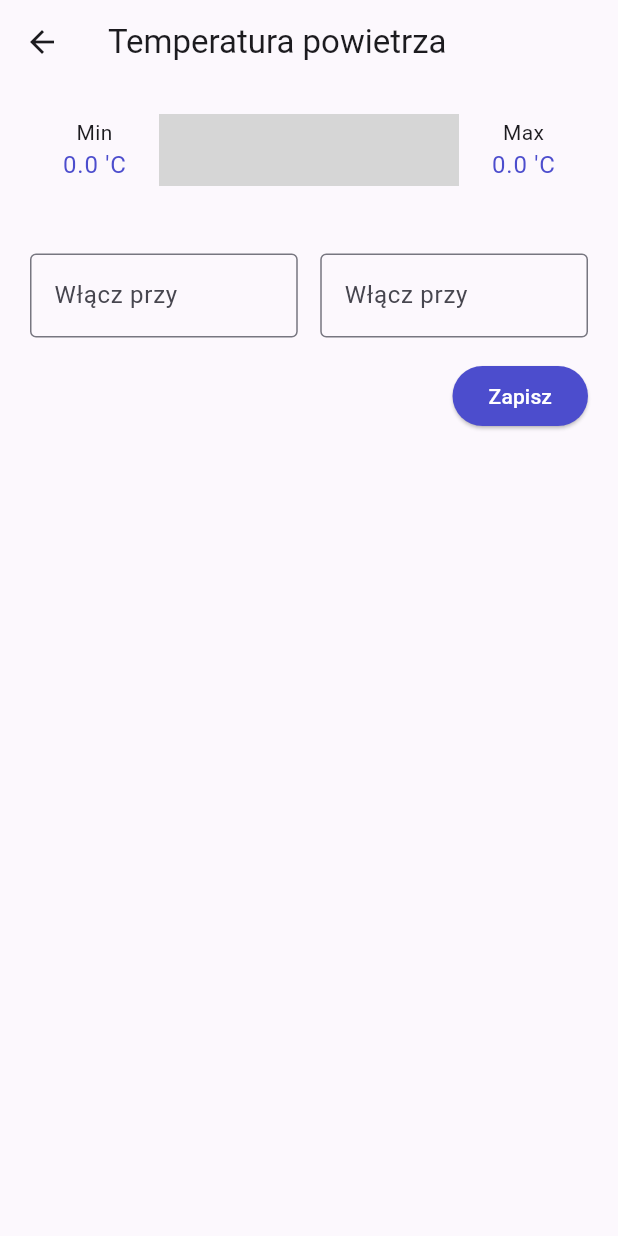
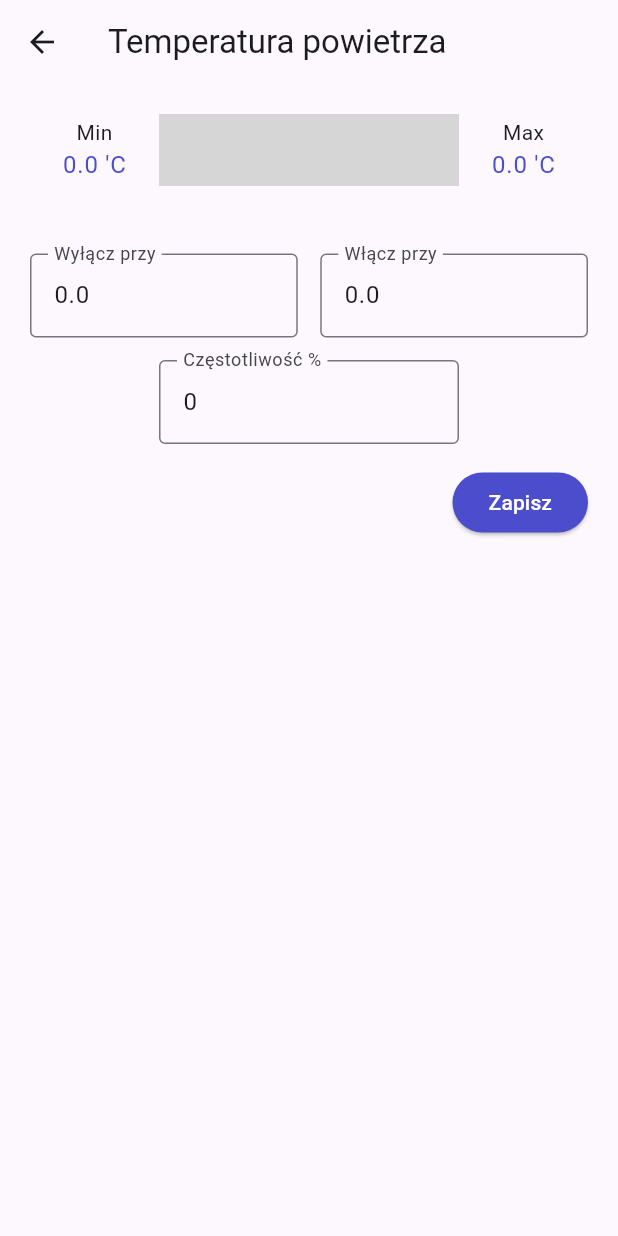
Before and after one commit to Ostreey/sterownik_akwarium_flutter, a Flutter app: the Parameters widget shown alone on an empty page, opened directly, after a tap on "Temp powietrza", on a phone screen of 412 x 824 dp. Run offline on Flutter 3.47's test engine with Material 3 defaults, Android fonts, the phone set to English and light mode, and no system bars; our stand-ins replace flutter_riverpod, freezed_annotation, go_router, riverpod_annotation, shared_preferences; missing offline and left inert: flutter_adaptive_scaffold, gauge_indicator, mqtt_client; accounts and stored records are empty; generated files the repository leaves out were written again; statements that could not run were skipped; key blocks and very long unbroken strings in the code were emptied for the run; grey boxes are pictures that could not be loaded.

Commit message:
podlaczone do sterownika akwarium - temp wody, temp powietrza, ph, tds

```diff
--- a/lib/app/core/router.dart
+++ b/lib/app/core/router.dart
@@ -2,9 +2,12 @@
 import 'package:flutter/cupertino.dart';
 import 'package:go_router/go_router.dart';
 import 'package:sterownik_akwarium/app/domain/models/parameters_edit_page_model/parameters_edit_page_model.dart';
+import 'package:sterownik_akwarium/app/pages/air_temperature_edit_page/air_temp_edit_page.dart';
 import 'package:sterownik_akwarium/app/pages/change_socket_name/change_socket_name.dart';
 import 'package:sterownik_akwarium/app/pages/edit_timer_page/edit_timer_page.dart';
-import 'package:sterownik_akwarium/app/pages/parameters_edit/parameters_edit.dart';
+import 'package:sterownik_akwarium/app/pages/ph_edit_page/ph_edit_page.dart';
+import 'package:sterownik_akwarium/app/pages/splashscreen_page/splashscreen_page.dart';
+import 'package:sterownik_akwarium/app/pages/water_temp_edit_page/water_temp_edit_page.dart';
 
 import '../pages/devices_page/devices.dart';
 import '../pages/home_page/home_page.dart';
@@ -27,6 +30,13 @@ final routes = GoRouter(
     initialLocation: '/login',
     observers: [GoRouterObserver()],
     routes: [
+      GoRoute(
+        path: "/splash_screen",
+        name: SplashScreen.pageConfig.name,
+        builder: (context, state) {
+          return SplashScreen();
+        },
+      ),
         GoRoute(
             path: '/login',
             name: Login.pageConfig.name,
@@ -74,11 +84,27 @@ final routes = GoRouter(
         },
       ),
       GoRoute(
-        path: "/edit_parameters",
-        name: ParametersEditPage.pageConfig.name,
+        path: "/water_temp_edit",
+        name: WaterTempEditPage.pageConfig.name,
         builder: (context, state) {
           final ParametersEditPageModel data = state.extra as ParametersEditPageModel;
-          return ParametersEditPage(data: data);
+          return WaterTempEditPage(data: data);
+        },
+      ),
+      GoRoute(
+        path: "/air_temp_edit",
+        name: AirTempEditPage.pageConfig.name,
+        builder: (context, state) {
+          final ParametersEditPageModel data = state.extra as ParametersEditPageModel;
+          return AirTempEditPage(data: data);
+        },
+      ),
+      GoRoute(
+        path: "/ph_edit",
+        name: PhEditPage.pageConfig.name,
+        builder: (context, state) {
+          final ParametersEditPageModel data = state.extra as ParametersEditPageModel;
+          return PhEditPage(data: data);
         },
       ),
 
--- a/lib/app/domain/models/parameters_edit_page_model/parameters_edit_page_model.dart
+++ b/lib/app/domain/models/parameters_edit_page_model/parameters_edit_page_model.dart
@@ -10,7 +10,8 @@ class ParametersEditPageModel with _$ParametersEditPageModel {
     required double minValue,
     required double maxValue,
     required double currentValue,
-    required String unit
+    required String unit,
+    @Default(-1) int frequency,
 
   }) = _ParametersEditPageModel;
 
--- /dev/null
+++ b/lib/app/pages/air_temperature_edit_page/air_temp_edit_page.dart
@@ -0,0 +1,193 @@
+import 'package:flutter/material.dart';
+import 'package:flutter_riverpod/flutter_riverpod.dart';
+import 'package:sterownik_akwarium/app/core/page_config.dart';
+import 'package:sterownik_akwarium/app/domain/models/parameters_edit_page_model/parameters_edit_page_model.dart';
+import 'package:sterownik_akwarium/app/pages/water_temp_edit_page/water_temp_edit_page.dart';
+import 'package:sterownik_akwarium/app/pages/widgets/custom_button.dart';
+import 'package:sterownik_akwarium/app/pages/widgets/gauge.dart';
+
+import '../water_temp_edit_page/water_temp_edit_provider.dart';
+
+class AirTempEditPage extends ConsumerStatefulWidget {
+  const AirTempEditPage({super.key, this.data});
+
+  static const  pageConfig = PageConfig(
+    icon: Icons.timer_rounded,
+    name: 'edit_parameters_air_temp',
+    child: AirTempEditPage(),
+  );
+  final ParametersEditPageModel? data;
+
+
+  @override
+  _AirTempEditPageState createState() => _AirTempEditPageState();
+}
+
+class _AirTempEditPageState extends ConsumerState<AirTempEditPage> {
+  final _formKey = GlobalKey<FormState>();
+  final TextEditingController _minController = TextEditingController();
+  final TextEditingController _maxController = TextEditingController();
+  final TextEditingController _frequencyController = TextEditingController();
+
+  @override
+  void initState() {
+    super.initState();
+    _minController.text = widget.data!.minValue.toString();
+    _maxController.text = widget.data!.maxValue.toString();
+    _frequencyController.text = widget.data!.frequency.toString();
+  }
+
+  var minValueChanged;
+  var maxValueChanged;
+
+
+  @override
+  Widget build(BuildContext context) {
+    ref.listen(publishProvider, (previous, next) {
+      if(next is AsyncData){
+        ScaffoldMessenger.of(context).showSnackBar(
+            SnackBar(
+              content: Text('Zapisano'),
+              duration: Duration(seconds: 1),
+            )
+        );
+        setState(() {
+          minValueChanged = double.parse(_minController.text);
+          maxValueChanged = double.parse(_maxController.text);
+        });
+      }
+    });
+
+    final isPublishing = ref.watch(publishProvider).isLoading;
+    return Scaffold(
+      appBar: AppBar(
+        title:  Text(widget.data!.appBarTitle),
+      ),
+      body: SafeArea(
+        child:  Padding(
+            padding: EdgeInsets.all(20),
+            child: Column(
+
+              children: [
+                Row(
+                  mainAxisAlignment: MainAxisAlignment.spaceEvenly,
+                  children: [
+                    HisteresisTextWidget(value: "${minValueChanged ?? widget.data!.minValue} ${widget.data!.unit}", labelName: 'Min',),
+                    Gauge(
+                        size: 200,
+                        currentValue: widget.data!.currentValue,
+                        minAlarmValue: minValueChanged ?? widget.data!.minValue,
+                        maxAlarmValue: maxValueChanged ?? widget.data!.maxValue,
+                        unit: widget.data!.unit),
+                    HisteresisTextWidget(value: "${maxValueChanged ?? widget.data!.maxValue} ${widget.data!.unit}", labelName: 'Max',),
+                  ],
+                ),
+                SizedBox(
+                  height: 45,
+                ),
+                Form(
+                  key: _formKey, // Associate the form key with the Form widget
+                  child:
+                  Column(
+                    children: [
+                      Row(
+                        children: [
+                          Expanded(
+                            child: TextFormField(
+                              controller: _minController,
+                              validator: (value) {
+                                if (value == null || value.isEmpty) {
+                                  return 'Musisz wpisać wartość';
+                                }
+                                else if(double.tryParse(value)! < 0){
+                                  return 'Wartość musi być dodatnia';
+                                }
+                                else if(double.tryParse(value)! > 50){
+                                  return 'Wartość zbyt duża';
+                                }
+                                return null;
+                              },
+                              decoration: InputDecoration(
+                                labelText: 'Wyłącz przy',
+                                hintText: 'Wpisz wartość',
+                                border: OutlineInputBorder(),
+                              ),
+                              // Add further customizations like validators here
+                            ),
+                          ),
+                          SizedBox(width: 15,),
+                          Expanded(
+                            child: TextFormField(
+                              controller: _maxController,
+                              validator: (value) {
+                                if (value == null || value.isEmpty) {
+                                  return 'Musisz wpisać wartość';
+                                }
+                                else if(double.tryParse(value)! < 0){
+                                  return 'Wartość musi być dodatnia';
+                                }
+                                else if(double.tryParse(value)! > 50){
+                                  return 'Wartość zbyt duża';
+                                }
+                                return null;
+                              },
+                              decoration: InputDecoration(
+                                labelText: 'Włącz przy',
+                                hintText: 'Wpisz wartość',
+                                border: OutlineInputBorder(),
+                              ),
+                              // Add further customizations like validators here
+                            ),
+                          ),
+                        ],
+                      ),
+                      SizedBox(height: 15,),
+                      SizedBox(
+                          width: 200,
+                          child: TextFormField(
+                            controller: _frequencyController,
+                            validator: (value) {
+                              if (value == null || value.isEmpty) {
+                                return 'Musisz wpisać wartość';
+                              }
+                              else if(double.tryParse(value)! < 0){
+                                return 'Wartość musi być dodatnia';
+                              }
+                              else if(double.tryParse(value)! > 100){
+                                return 'Wartość zbyt duża';
+                              }
+                              return null;
+                            },
+                            decoration: InputDecoration(
+                              labelText: 'Częstotliwość %',
+                              hintText: 'Wpisz wartość',
+                              border: OutlineInputBorder(),
+                            ),
+                            // Add further customizations like validators here
+                          ),
+                        ),
+
+                      SizedBox(height: 15,),
+                      Row(
+                        mainAxisAlignment: MainAxisAlignment.end,
+                        children: [
+                          CustomButton(text: "Zapisz",isLoading: isPublishing,  onPressed: (){
+                            if (_formKey.currentState!.validate()) {
+                                ref.read(publishProvider.notifier).publish(widget.data!.endpoint, _minController.text, _maxController.text, _frequencyController.text);
+                            }
+                          },
+                          ),
+                        ],
+                      ),
+                    ],
+                  ),
+
+                ),
+
+              ],
+            )),
+
+      ),
+    );
+  }
+}
--- a/lib/app/pages/parameters_page/parameters.dart
+++ b/lib/app/pages/parameters_page/parameters.dart
@@ -3,13 +3,12 @@ import 'package:flutter_riverpod/flutter_riverpod.dart';
 import 'package:go_router/go_router.dart';
 import 'package:sterownik_akwarium/app/domain/models/parameters_edit_page_model/parameters_edit_page_model.dart';
 import 'package:sterownik_akwarium/app/domain/models/sensor_model/sensor_model.dart';
-import 'package:sterownik_akwarium/app/pages/parameters_edit/parameters_edit.dart';
+import 'package:sterownik_akwarium/app/pages/air_temperature_edit_page/air_temp_edit_page.dart';
 import 'package:sterownik_akwarium/app/pages/parameters_page/widgets/gauge_container.dart';
-import 'package:sterownik_akwarium/app/pages/widgets/gauge.dart';
+import 'package:sterownik_akwarium/app/pages/ph_edit_page/ph_edit_page.dart';
+import 'package:sterownik_akwarium/app/pages/water_temp_edit_page/water_temp_edit_page.dart';
 
 import '../../core/page_config.dart';
-import '../timer_page/timer_page.dart';
-import '../widgets/label.dart';
 import 'mqtt_provider.dart';
 
 class Parameters extends ConsumerWidget {
@@ -32,7 +31,7 @@ class Parameters extends ConsumerWidget {
     return SafeArea(
       child: SingleChildScrollView(
         child: Container(
-          padding: EdgeInsets.symmetric(horizontal: size.width / 20),
+          padding: EdgeInsets.all(size.width / 20),
           child: GridView.count(
             shrinkWrap: true,
             crossAxisCount: 2,
@@ -49,7 +48,7 @@ class Parameters extends ConsumerWidget {
                         maxValue: sensorData.waterTempMax,
                         currentValue: sensorData.waterTemp,
                         unit: "'C");
-                    context.pushNamed(ParametersEditPage.pageConfig.name,
+                    context.pushNamed(WaterTempEditPage.pageConfig.name,
                         extra: model);
                   },
                   child: GaugeContainer(
@@ -67,8 +66,9 @@ class Parameters extends ConsumerWidget {
                       minValue: sensorData.airTempMin,
                       maxValue: sensorData.airTempMax,
                       currentValue: sensorData.airTemp,
+                      frequency: sensorData.airTempFreq,
                       unit: "'C");
-                  context.pushNamed(ParametersEditPage.pageConfig.name,
+                  context.pushNamed(AirTempEditPage.pageConfig.name,
                       extra: model);
                 },
                 child: GaugeContainer(
@@ -84,18 +84,18 @@ class Parameters extends ConsumerWidget {
                     final model = ParametersEditPageModel(
                         appBarTitle: "pH",
                         endpoint: "$deviceNumber/pH",
-                        minValue: sensorData.phMin,
-                        maxValue: sensorData.phMax,
+                        minValue: sensorData.phSet,
+                        maxValue: sensorData.phHisteresis,
                         currentValue: sensorData.ph,
                         unit: "");
-                    context.pushNamed(ParametersEditPage.pageConfig.name,
+                    context.pushNamed(PhEditPage.pageConfig.name,
                         extra: model);
                   },
                   child: GaugeContainer(
                     labelName: "pH",
                     currentValue: sensorData.ph,
-                    minAlarmValue: sensorData.phMin,
-                    maxAlarmValue: sensorData.phMax,
+                    minAlarmValue: (sensorData.phSet - sensorData.phHisteresis),
+                    maxAlarmValue: (sensorData.phSet + sensorData.phHisteresis),
                     unit: "",
                   )),
               GestureDetector(
@@ -103,18 +103,18 @@ class Parameters extends ConsumerWidget {
                     final model = ParametersEditPageModel(
                         appBarTitle: "TDS",
                         endpoint: "$deviceNumber/tds",
-                        minValue: sensorData.tdsMin,
-                        maxValue: sensorData.tdsMax,
+                        minValue: sensorData.tdsSet,
+                        maxValue: sensorData.tdsHisteresis,
                         currentValue: sensorData.tds,
                         unit: "");
-                    context.pushNamed(ParametersEditPage.pageConfig.name,
+                    context.pushNamed(PhEditPage.pageConfig.name,
                         extra: model);
                   },
                   child: GaugeContainer(
                     labelName: "TDS",
                     currentValue: sensorData.tds,
-                    minAlarmValue: sensorData.tdsMin,
-                    maxAlarmValue: sensorData.tdsMax,
+                    minAlarmValue: (sensorData.tdsSet - sensorData.tdsHisteresis),
+                    maxAlarmValue: (sensorData.tdsSet + sensorData.tdsHisteresis),
                     unit: "",
                   )),
               GestureDetector(
@@ -126,7 +126,7 @@ class Parameters extends ConsumerWidget {
                         maxValue: sensorData.co2Max,
                         currentValue: sensorData.co2,
                         unit: "");
-                    context.pushNamed(ParametersEditPage.pageConfig.name,
+                    context.pushNamed(WaterTempEditPage.pageConfig.name,
                         extra: model);
                   },
                   child: GaugeContainer(
@@ -145,7 +145,7 @@ class Parameters extends ConsumerWidget {
                         maxValue: sensorData.waterFlowMax,
                         currentValue: sensorData.waterFlow,
                         unit: "L/H");
-                    context.pushNamed(ParametersEditPage.pageConfig.name,
+                    context.pushNamed(WaterTempEditPage.pageConfig.name,
                         extra: model);
                   },
                   child: GaugeContainer(
--- a/lib/app/pages/parameters_edit/parameters_edit.dart
+++ b/lib/app/pages/water_temp_edit_page/water_temp_edit_page.dart
@@ -2,34 +2,44 @@ import 'package:flutter/material.dart';
 import 'package:flutter_riverpod/flutter_riverpod.dart';
 import 'package:sterownik_akwarium/app/core/page_config.dart';
 import 'package:sterownik_akwarium/app/domain/models/parameters_edit_page_model/parameters_edit_page_model.dart';
-import 'package:sterownik_akwarium/app/pages/parameters_edit/parameters_edit_provider.dart';
+import 'package:sterownik_akwarium/app/pages/water_temp_edit_page/water_temp_edit_provider.dart';
 import 'package:sterownik_akwarium/app/pages/widgets/custom_button.dart';
 import 'package:sterownik_akwarium/app/pages/widgets/gauge.dart';
 
-class ParametersEditPage extends ConsumerStatefulWidget {
-  const ParametersEditPage({super.key, this.data});
+class WaterTempEditPage extends ConsumerStatefulWidget {
+  const WaterTempEditPage({super.key, this.data});
 
   static const  pageConfig = PageConfig(
     icon: Icons.timer_rounded,
-    name: 'edit_parameters',
-    child: ParametersEditPage(),
+    name: 'water_temp_edit',
+    child: WaterTempEditPage(),
   );
   final ParametersEditPageModel? data;
 
 
   @override
-  _ParametersEditPageState createState() => _ParametersEditPageState();
+  _WaterTempEditPageState createState() => _WaterTempEditPageState();
 }
 
-class _ParametersEditPageState extends ConsumerState<ParametersEditPage> {
+class _WaterTempEditPageState extends ConsumerState<WaterTempEditPage> {
   final _formKey = GlobalKey<FormState>();
   final TextEditingController _minController = TextEditingController();
   final TextEditingController _maxController = TextEditingController();
+
+  @override
+  void initState() {
+    super.initState();
+    _minController.text = widget.data!.minValue.toString();
+    _maxController.text = widget.data!.maxValue.toString();
+  }
+
    var minValueChanged;
    var maxValueChanged;
+  var  frequencyValueChanged;
+
+
   @override
   Widget build(BuildContext context) {
-
     ref.listen(publishProvider, (previous, next) {
       if(next is AsyncData){
         ScaffoldMessenger.of(context).showSnackBar(
@@ -134,7 +144,8 @@ final isPublishing = ref.watch(publishProvider).isLoading;
                               children: [
                                CustomButton(text: "Zapisz",isLoading: isPublishing,  onPressed: (){
                                  if (_formKey.currentState!.validate()) {
-                                   ref.read(publishProvider.notifier).publish(widget.data!.endpoint, _minController.text, _maxController.text);
+                                 ref.read(publishProvider.notifier).publish(widget.data!.endpoint, _minController.text, _maxController.text );
+
                                  }
                                },
                                ),
```
Also changed, not shown: lib/app/domain/models/sensor_model/sensor_model.dart (+5 -4 lines), lib/app/pages/home_page/home_page.dart (+81 -1 lines), lib/app/pages/ph_edit_page/ph_edit_page.dart (added, +195 -0 lines), lib/app/pages/ph_edit_page/ph_edit_provider.dart (renamed from lib/app/pages/parameters_edit/parameters_edit_provider.dart, +9 -4 lines), lib/app/pages/splashscreen_page/splashscreen_page.dart (added, +37 -0 lines), lib/app/pages/water_temp_edit_page/water_temp_edit_provider.dart (added, +28 -0 lines), lib/data/clients/mqtt.dart (+4 -4 lines), lib/app/domain/models/parameters_edit_page_model/parameters_edit_page_model.freezed.dart, lib/app/domain/models/parameters_edit_page_model/parameters_edit_page_model.g.dart, lib/app/domain/models/sensor_model/sensor_model.freezed.dart (deleted), lib/app/domain/models/sensor_model/sensor_model.g.dart (deleted), lib/app/pages/parameters_edit/parameters_edit_provider.g.dart (deleted), 1 other file.
